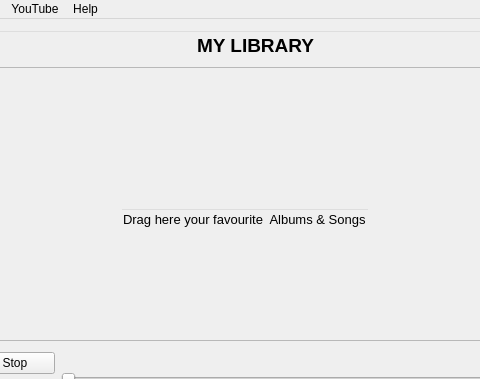
Old version of the form mainwin.ui in the repository CermakM/MediaPlayer; both pictures show x 122 to 602 and y 0 to 379 of the 780 by 480 pixel window.
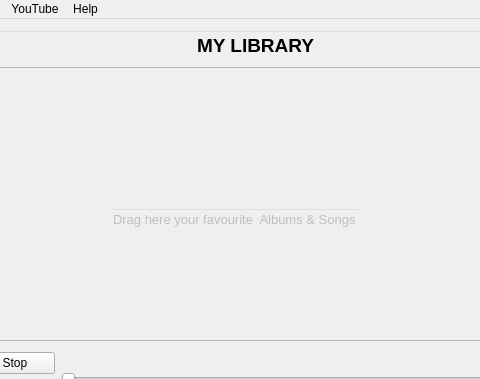
New version of the form.

The edit to the form file:
```diff
--- a/mainwin.ui
+++ b/mainwin.ui
@@ -47,16 +47,16 @@
          <x>0</x>
          <y>0</y>
          <width>654</width>
-         <height>275</height>
+         <height>272</height>
         </rect>
        </property>
        <widget class="QLineEdit" name="default_placeholder">
         <property name="enabled">
-         <bool>true</bool>
+         <bool>false</bool>
         </property>
         <property name="geometry">
          <rect>
-          <x>230</x>
+          <x>220</x>
           <y>140</y>
           <width>250</width>
           <height>22</height>
```
Left out of the diff: 2 changed lines with no effect on the pictures.
